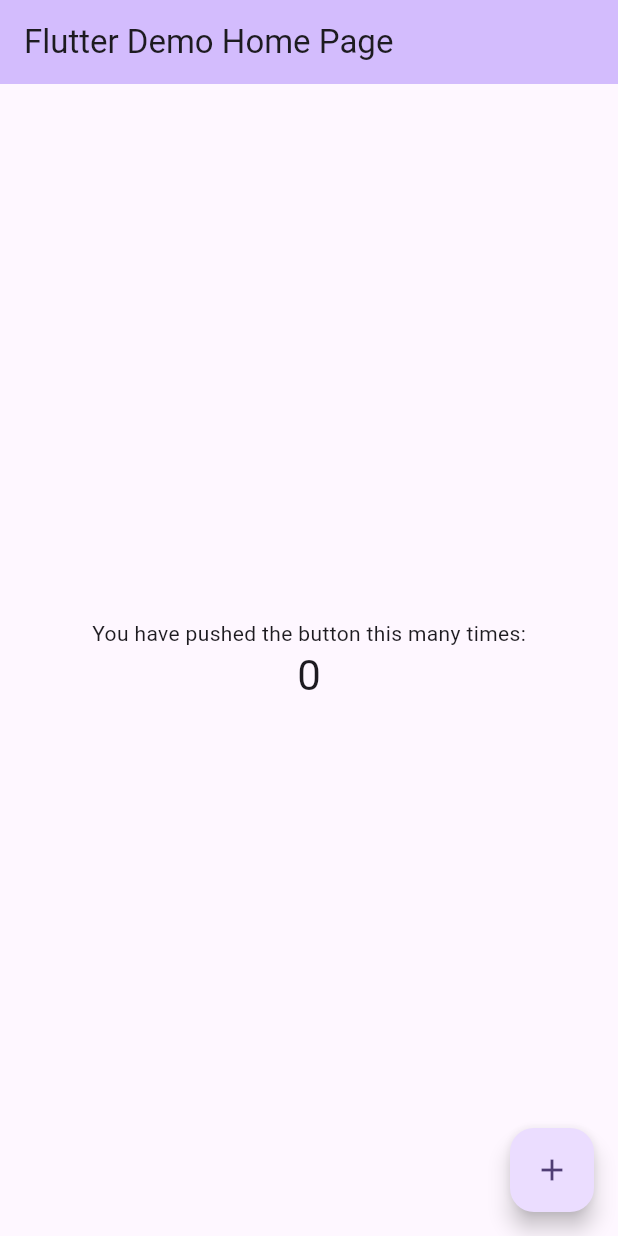
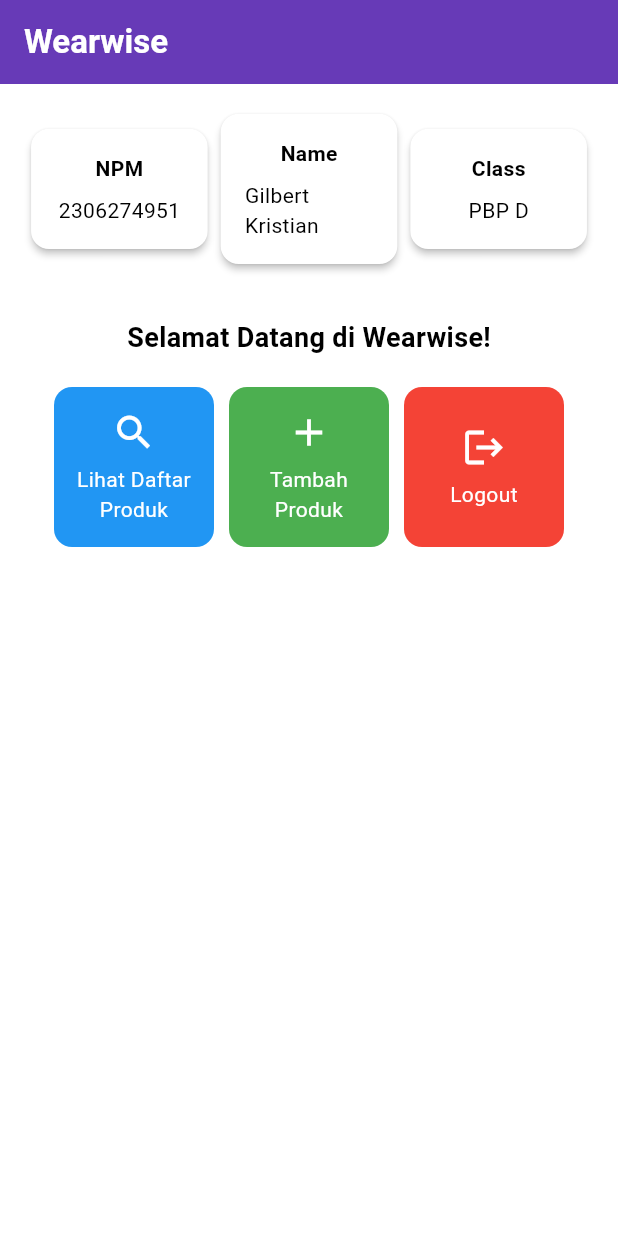
Before and after one commit to gilbertkristiaan/wearwise-mobile, a Flutter app: the screen it shows after launch, on a phone screen of 412 x 824 dp. Run offline on Flutter 3.47's test engine with Material 3 defaults, Android fonts, the phone set to English and light mode, and no system bars.

Commit message:
tugas 7 selesai

```diff
--- a/lib/main.dart
+++ b/lib/main.dart
@@ -1,4 +1,6 @@
 import 'package:flutter/material.dart';
+import 'package:wearwise_mobile/menu.dart';
+
 
 void main() {
   runApp(const MyApp());
@@ -11,115 +13,12 @@
   @override
   Widget build(BuildContext context) {
     return MaterialApp(
-      title: 'Flutter Demo',
+      title: 'Wearwise Mobile',
       theme: ThemeData(
-        // This is the theme of your application.
-        //
-        // TRY THIS: Try running your application with "flutter run". You'll see
-        // the application has a purple toolbar. Then, without quitting the app,
-        // try changing the seedColor in the colorScheme below to Colors.green
-        // and then invoke "hot reload" (save your changes or press the "hot
-        // reload" button in a Flutter-supported IDE, or press "r" if you used
-        // the command line to start the app).
-        //
-        // Notice that the counter didn't reset back to zero; the application
-        // state is not lost during the reload. To reset the state, use hot
-        // restart instead.
-        //
-        // This works for code too, not just values: Most code changes can be
-        // tested with just a hot reload.
-        colorScheme: ColorScheme.fromSeed(seedColor: Colors.deepPurple),
+        colorScheme: ColorScheme.fromSwatch( primarySwatch: Colors.deepPurple, ).copyWith(secondary: Colors.deepPurple[400]),
         useMaterial3: true,
       ),
-      home: const MyHomePage(title: 'Flutter Demo Home Page'),
+      home: MyHomePage(),
     );
   }
 }
-
-class MyHomePage extends StatefulWidget {
-  const MyHomePage({super.key, required this.title});
-
-  // This widget is the home page of your application. It is stateful, meaning
-  // that it has a State object (defined below) that contains fields that affect
-  // how it looks.
-
-  // This class is the configuration for the state. It holds the values (in this
-  // case the title) provided by the parent (in this case the App widget) and
-  // used by the build method of the State. Fields in a Widget subclass are
-  // always marked "final".
-
-  final String title;
-
-  @override
-  State<MyHomePage> createState() => _MyHomePageState();
-}
-
-class _MyHomePageState extends State<MyHomePage> {
-  int _counter = 0;
-
-  void _incrementCounter() {
-    setState(() {
-      // This call to setState tells the Flutter framework that something has
-      // changed in this State, which causes it to rerun the build method below
-      // so that the display can reflect the updated values. If we changed
-      // _counter without calling setState(), then the build method would not be
-      // called again, and so nothing would appear to happen.
-      _counter++;
-    });
-  }
-
-  @override
-  Widget build(BuildContext context) {
-    // This method is rerun every time setState is called, for instance as done
-    // by the _incrementCounter method above.
-    //
-    // The Flutter framework has been optimized to make rerunning build methods
-    // fast, so that you can just rebuild anything that needs updating rather
-    // than having to individually change instances of widgets.
-    return Scaffold(
-      appBar: AppBar(
-        // TRY THIS: Try changing the color here to a specific color (to
-        // Colors.amber, perhaps?) and trigger a hot reload to see the AppBar
-        // change color while the other colors stay the same.
-        backgroundColor: Theme.of(context).colorScheme.inversePrimary,
-        // Here we take the value from the MyHomePage object that was created by
-        // the App.build method, and use it to set our appbar title.
-        title: Text(widget.title),
-      ),
-      body: Center(
-        // Center is a layout widget. It takes a single child and positions it
-        // in the middle of the parent.
-        child: Column(
-          // Column is also a layout widget. It takes a list of children and
-          // arranges them vertically. By default, it sizes itself to fit its
-          // children horizontally, and tries to be as tall as its parent.
-          //
-          // Column has various properties to control how it sizes itself and
-          // how it positions its children. Here we use mainAxisAlignment to
-          // center the children vertically; the main axis here is the vertical
-          // axis because Columns are vertical (the cross axis would be
-          // horizontal).
-          //
-          // TRY THIS: Invoke "debug painting" (choose the "Toggle Debug Paint"
-          // action in the IDE, or press "p" in the console), to see the
-          // wireframe for each widget.
-          mainAxisAlignment: MainAxisAlignment.center,
-          children: <Widget>[
-            const Text(
-              'You have pushed the button this many times:',
-            ),
-            Text(
-              '$_counter',
-              style: Theme.of(context).textTheme.headlineMedium,
-            ),
-          ],
-        ),
-      ),
-      floatingActionButton: FloatingActionButton(
-        onPressed: _incrementCounter,
-        tooltip: 'Increment',
-        child: const Icon(Icons.add),
-      ), // This trailing comma makes auto-formatting nicer for build methods.
-    );
-  }
-}
--- /dev/null
+++ b/lib/menu.dart
@@ -0,0 +1,185 @@
+import 'package:flutter/material.dart';
+
+class MyHomePage extends StatelessWidget {
+  final String npm = '2306274951'; // NPM
+  final String name = 'Gilbert Kristian'; // Nama
+  final String className = 'PBP D'; // Kelas
+  final List<ItemHomepage> items = [
+    ItemHomepage("Lihat Daftar Produk", Icons.search, Colors.blue),
+    ItemHomepage("Tambah Produk", Icons.add, Colors.green),
+    ItemHomepage("Logout", Icons.logout, Colors.red),
+  ];
+
+  MyHomePage({super.key});
+
+  @override
+  Widget build(BuildContext context) {
+    // Scaffold menyediakan struktur dasar halaman dengan AppBar dan body.
+    return Scaffold(
+      // AppBar adalah bagian atas halaman yang menampilkan judul.
+      appBar: AppBar(
+        title: const Text(
+          'Wearwise',
+          style: TextStyle(
+            color: Colors.white,
+            fontWeight: FontWeight.bold,
+          ),
+        ),
+        // Warna latar belakang AppBar diambil dari skema warna tema aplikasi.
+        backgroundColor: Theme.of(context).colorScheme.primary,
+      ),
+      // Body halaman dengan padding di sekelilingnya.
+      body: Padding(
+        padding: const EdgeInsets.all(16.0),
+        // Menyusun widget secara vertikal dalam sebuah kolom.
+        child: Column(
+          crossAxisAlignment: CrossAxisAlignment.center,
+          children: [
+            // Row untuk menampilkan 3 InfoCard secara horizontal.
+            Row(
+              mainAxisAlignment: MainAxisAlignment.spaceEvenly,
+              children: [
+                InfoCard(title: 'NPM', content: npm),
+                InfoCard(title: 'Name', content: name),
+                InfoCard(title: 'Class', content: className),
+              ],
+            ),
+
+            // Memberikan jarak vertikal 16 unit.
+            const SizedBox(height: 16.0),
+
+            // Menempatkan widget berikutnya di tengah halaman.
+            Center(
+              child: Column(
+                // Menyusun teks dan grid item secara vertikal.
+
+                children: [
+                  // Menampilkan teks sambutan dengan gaya tebal dan ukuran 18.
+                  const Padding(
+                    padding: EdgeInsets.only(top: 16.0),
+                    child: Text(
+                      'Selamat Datang di Wearwise!',
+                      style: TextStyle(
+                        fontWeight: FontWeight.bold,
+                        fontSize: 18.0,
+                      ),
+                    ),
+                  ),
+
+                  // Grid untuk menampilkan ItemCard dalam bentuk grid 3 kolom.
+                  GridView.count(
+                    primary: true,
+                    padding: const EdgeInsets.all(20),
+                    crossAxisSpacing: 10,
+                    mainAxisSpacing: 10,
+                    crossAxisCount: 3,
+                    // Agar grid menyesuaikan tinggi kontennya.
+                    shrinkWrap: true,
+
+                    // Menampilkan ItemCard untuk setiap item dalam list items.
+                    children: items.map((ItemHomepage item) {
+                      return ItemCard(item);
+                    }).toList(),
+                  ),
+                ],
+              ),
+            ),
+          ],
+        ),
+      ),
+    );
+  }
+}
+
+class InfoCard extends StatelessWidget {
+  // Kartu informasi yang menampilkan title dan content.
+
+  final String title;  // Judul kartu.
+  final String content;  // Isi kartu.
+
+  const InfoCard({super.key, required this.title, required this.content});
+
+  @override
+  Widget build(BuildContext context) {
+    return Card(
+      // Membuat kotak kartu dengan bayangan dibawahnya.
+      elevation: 2.0,
+      child: Container(
+        // Mengatur ukuran dan jarak di dalam kartu.
+        width: MediaQuery.of(context).size.width / 3.5, // menyesuaikan dengan lebar device yang digunakan.
+        padding: const EdgeInsets.all(16.0),
+        // Menyusun title dan content secara vertikal.
+        child: Column(
+          children: [
+            Text(
+              title,
+              style: const TextStyle(fontWeight: FontWeight.bold),
+            ),
+            const SizedBox(height: 8.0),
+            Text(content),
+          ],
+        ),
+      ),
+    );
+  }
+}
+
+class ItemHomepage {
+  final String name;
+  final IconData icon;
+  final Color color;
+
+  ItemHomepage(this.name, this.icon, this.color);
+}
+
+class ItemCard extends StatelessWidget {
+  // Menampilkan kartu dengan ikon dan nama.
+  final ItemHomepage item;
+  const ItemCard(this.item, {super.key});
+
+  @override
+  Widget build(BuildContext context) {
+    return Material(
+      // memilih warna latar belakang dari tema aplikasi atau warna yang ditentukan.
+      color: item.color,
+      // Membuat sudut kartu melengkung.
+      borderRadius: BorderRadius.circular(12),
+
+      child: InkWell(
+        // Aksi ketika kartu ditekan.
+        onTap: () {
+          // Menampilkan pesan SnackBar saat kartu ditekan.
+          ScaffoldMessenger.of(context)
+            ..hideCurrentSnackBar()
+            ..showSnackBar(
+                SnackBar(content: Text("Kamu telah menekan tombol ${item.name}!"))
+            );
+        },
+        // Container untuk menyimpan Icon dan Text
+        child: Container(
+          padding: const EdgeInsets.all(8),
+          child: Center(
+            child: Column(
+              // Menyusun ikon dan teks di tengah kartu.
+              mainAxisAlignment: MainAxisAlignment.center,
+              children: [
+                Icon(
+                  item.icon,
+                  color: Colors.white,
+                  size: 30.0,
+                ),
+                const Padding(padding: EdgeInsets.all(3)),
+                Text(
+                  item.name,
+                  textAlign: TextAlign.center,
+                  style: const TextStyle(color: Colors.white),
+                ),
+              ],
+            ),
+          ),
+        ),
+      ),
+    );
+  }
+
+}
```
Also changed, not shown: 1 other file.
